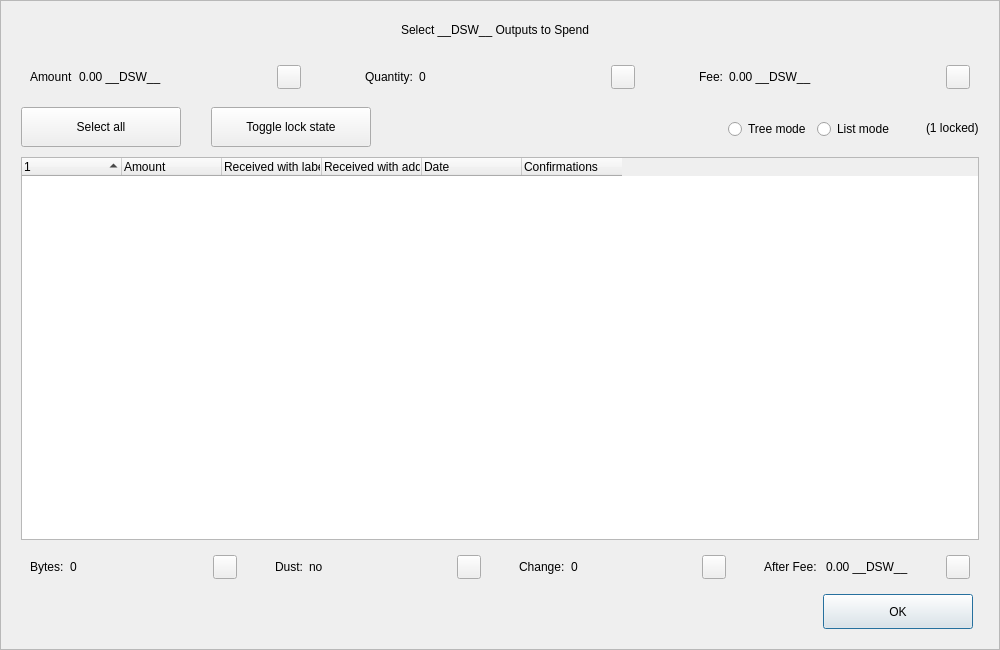
decenomy/DSW, file src/qt/forms/coincontroldialog.ui: the form before one commit.
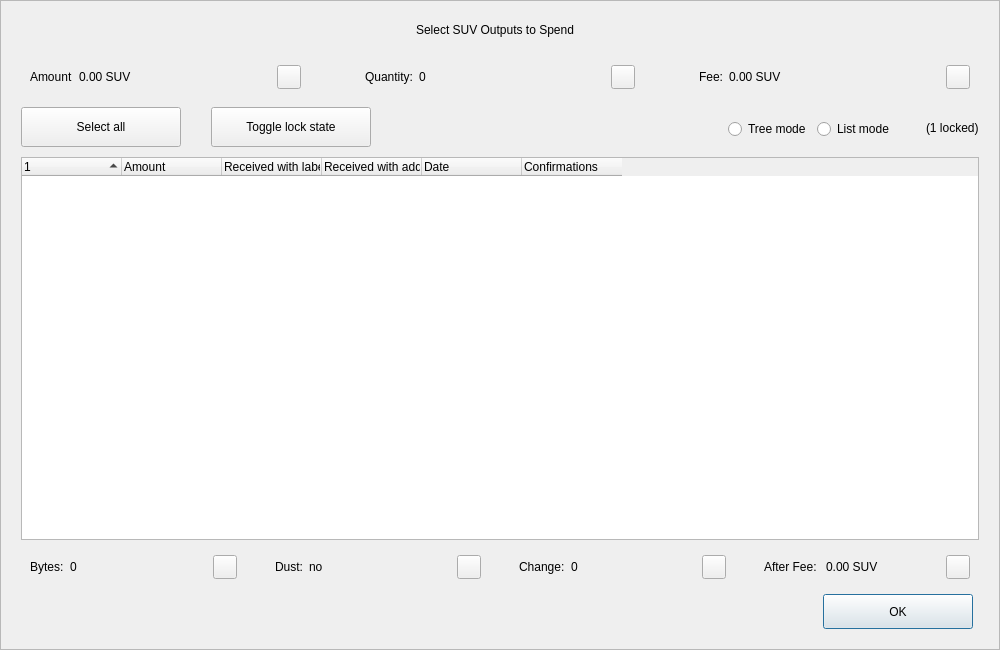
The form after the commit. Custom widgets are drawn as their Qt base class.

The edit to the form file:
```diff
--- a/src/qt/forms/coincontroldialog.ui
+++ b/src/qt/forms/coincontroldialog.ui
@@ -98,7 +98,7 @@
            </size>
           </property>
           <property name="text">
-           <string>Select __DSW__ Outputs to Spend</string>
+           <string>Select SUV Outputs to Spend</string>
           </property>
           <property name="alignment">
            <set>Qt::AlignCenter</set>
@@ -144,7 +144,7 @@
            <item>
             <widget class="QLabel" name="labelCoinControlAmount">
              <property name="text">
-              <string>0.00 __DSW__</string>
+              <string>0.00 SUV</string>
              </property>
             </widget>
            </item>
@@ -268,7 +268,7 @@
            <item>
             <widget class="QLabel" name="labelCoinControlFee">
              <property name="text">
-              <string>0.00 __DSW__</string>
+              <string>0.00 SUV</string>
              </property>
             </widget>
            </item>
@@ -729,7 +729,7 @@
            <item>
             <widget class="QLabel" name="labelCoinControlAfterFee">
              <property name="text">
-              <string>0.00 __DSW__</string>
+              <string>0.00 SUV</string>
              </property>
             </widget>
            </item>
```
